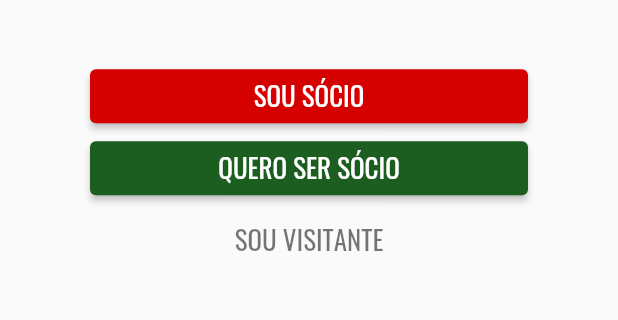
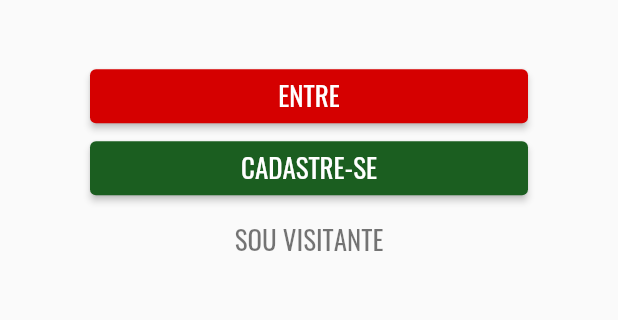
Before and after one commit to sindcelma/app-sindcelma, a Flutter app: the OptionsUser screen opened directly with empty values, on a phone screen of 412 x 824 dp, the part 553-873 px from its top. Run offline on Flutter 3.47's test engine with Material 2 defaults, Android fonts, the phone set to English and light mode, and no system bars; our stand-ins replace firebase_core, firebase_messaging, flutter_local_notifications, flutter_native_image, font_awesome_flutter, image_picker and 4 more; missing offline and left inert: camera_camera, dart:ffi, workmanager; accounts and stored records are empty; network calls fail.

```diff
--- a/lib/model/Config.dart
+++ b/lib/model/Config.dart
@@ -6,7 +6,7 @@ class Config {
   static const String urlAPIProduction    = "http://sindcelmatecnologia.com.br";
   static const String urlAPIDevelopment   = "http://192.168.0.11:3050";
 
-  static const String APP_VERSION    = "1.3.0";
+  static const String APP_VERSION    = "1.4.0";
 
   static const bool   isSecure       = false;
   static const bool   isInProduction = true;
--- a/lib/model/Request.dart
+++ b/lib/model/Request.dart
@@ -112,7 +112,7 @@ class Request {
     //print('------------------------------------------------------------------------');
     //print("code > ${res.statusCode}");
     //print("message > $_response");
-    //print('------------------------------------------------------------------------');
+    ///print('------------------------------------------------------------------------');
 
     if(res.statusCode == 401){
       await UserManagerService().reset();
--- a/lib/model/entities/User.dart
+++ b/lib/model/entities/User.dart
@@ -78,6 +78,11 @@ class User {
     };
   }
 
+  bool isMinimal(){
+    print(socio);
+    return true;
+  }
+
   void reset(){
     nome       = "";
     sobrenome  = "";
--- a/lib/model/services/SocioManagerService.dart
+++ b/lib/model/services/SocioManagerService.dart
@@ -9,10 +9,6 @@ class SocioManagerService {
   Future<ResponseService> saveSocio() async {
 
     User user = User();
-
-    await Request().post('/user/socios/check_document', {
-      'doc': User().socio.getCPF()
-    });
 
     var request = Request();
     await request.post('/user/socios/cadastrar_full_socio', {
@@ -31,6 +27,7 @@ class SocioManagerService {
     });
 
     if(request.code() != 200){
+      print("aqui!");
       return ResponseService(false, request.response()['message']);
     }
 
--- a/lib/pages/login/cadastro_activities/CadastrarDados.dart
+++ b/lib/pages/login/cadastro_activities/CadastrarDados.dart
@@ -126,6 +126,8 @@ class CadastrarDados extends StatelessWidget implements Activity {
       return ResponseActivity(status: false, response: "Este email já está em uso. Tente outro email.");
     }
 
+    User().isMinimal();
+
     bool stat = User().confirm == User().senha && emailStatus;
 
     return ResponseActivity(
--- a/lib/pages/login/cadastro_activities/CadastroActivity.dart
+++ b/lib/pages/login/cadastro_activities/CadastroActivity.dart
@@ -124,6 +124,9 @@ class _CadastroActivityState extends State<CadastroActivity> {
     ResponseActivity res = await part.checkStatusActivity();
     if(_step == parts.length-1){
       await finalizar();
+      if(!res.status){
+        showAlert('error', res.response);
+      }
     } else {
       if(!res.status){
         showAlert('error', res.response);
--- a/lib/pages/login/login.dart
+++ b/lib/pages/login/login.dart
@@ -70,7 +70,7 @@ class OptionsUser extends StatelessWidget {
               child: Btn(
                 TypeButton.elevated,
                 TypeColor.primary,
-                "SOU SÓCIO", () {
+                "ENTRE", () {
                 Navigator.pushNamed(context,'/loginArea');
                 }
             ),
@@ -80,7 +80,7 @@ class OptionsUser extends StatelessWidget {
             child: Btn(
                 TypeButton.elevated,
                 TypeColor.secondary,
-                "QUERO SER SÓCIO", () {
+                "CADASTRE-SE", () {
                   Navigator.pushNamed(context,'/cadastrarSocio');
                 }
             ),
```
Also changed, not shown: 2 other files.
